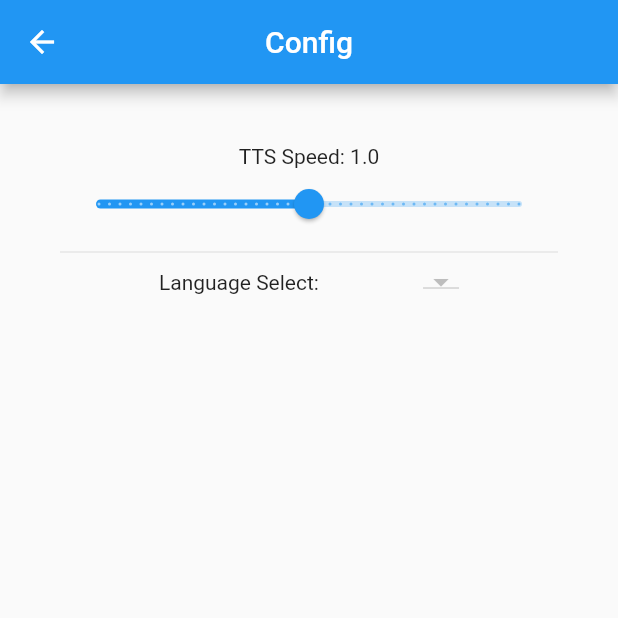
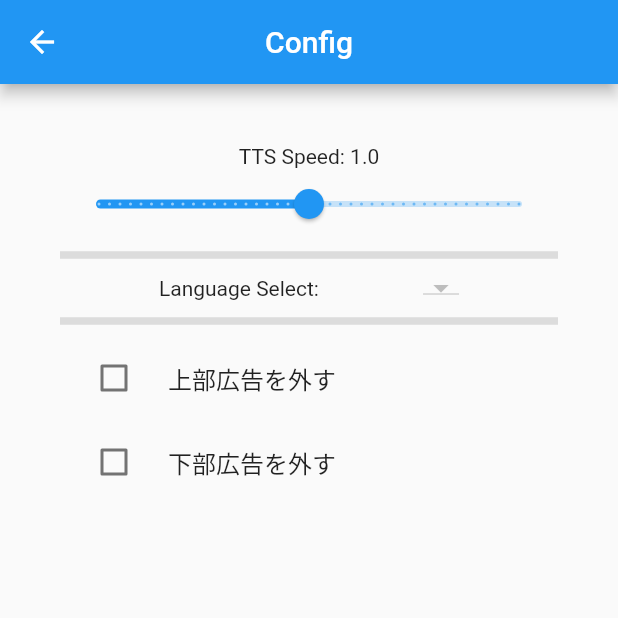
Before and after one commit to azumag/flutter-twitch-tts, a Flutter app: the screen it shows after launch, after a tap on the "settings" icon, on a phone screen of 412 x 824 dp, the top half of it. Run offline on Flutter 3.47's test engine with Material 2 defaults, Android fonts, the phone set to English and light mode, and no system bars; our stand-ins replace carousel_slider, flutter_tts, shared_preferences, webview_flutter; missing offline and left inert: admob_flutter; network calls fail.

Commit message:
fix android bug

```diff
--- a/lib/configPage.dart
+++ b/lib/configPage.dart
@@ -1,6 +1,7 @@
 import 'package:flutter/material.dart';
 import 'package:flutter_tts/flutter_tts.dart';
 import 'package:shared_preferences/shared_preferences.dart';
+import 'dart:async';
 
 class ConfigPage extends StatefulWidget {
   const ConfigPage({key}) : super(key: key);
@@ -14,6 +15,8 @@ class _ConfigPageState extends State<ConfigPage> {
   double _currentSliderValue = 1.0;
   List<dynamic> languages;
   String _languageChoice = 'ja-JP';
+  bool _disableSelfAd = false;
+  bool _disableAd = false;
 
   @override
   void initState() {
@@ -63,7 +66,12 @@ class _ConfigPageState extends State<ConfigPage> {
                   });
                 },
               ),
-              Divider(),
+              Divider(
+                height: 20,
+                thickness: 5,
+                indent: 0,
+                endIndent: 0,
+              ),
               Row(mainAxisAlignment: MainAxisAlignment.spaceEvenly, children: [
                 Text('Language Select: '),
                 FutureBuilder(
@@ -90,7 +98,35 @@ class _ConfigPageState extends State<ConfigPage> {
                         return Text('loading');
                       }
                     })
-              ])
+              ]),
+              Divider(
+                height: 20,
+                thickness: 5,
+                indent: 0,
+                endIndent: 0,
+              ),
+              CheckboxListTile(
+                activeColor: Colors.blue,
+                title: Text('上部広告を外す'),
+                controlAffinity: ListTileControlAffinity.leading,
+                value: _disableSelfAd,
+                onChanged: (value) {
+                  setState(() {
+                    this._disableSelfAd = value;
+                  });
+                },
+              ),
+              CheckboxListTile(
+                activeColor: Colors.blue,
+                title: Text('下部広告を外す'),
+                controlAffinity: ListTileControlAffinity.leading,
+                value: _disableAd,
+                onChanged: (value) {
+                  setState(() {
+                    this._disableAd = value;
+                  });
+                },
+              ),
             ],
           ),
         ));
--- a/lib/main.dart
+++ b/lib/main.dart
@@ -9,6 +9,12 @@ import 'package:web_socket_channel/io.dart';
 import 'package:webview_flutter/webview_flutter.dart';
 import 'package:shared_preferences/shared_preferences.dart';
 import 'package:admob_flutter/admob_flutter.dart';
+
+import 'package:http/http.dart' as http;
+import 'dart:convert';
+
+import 'package:url_launcher/url_launcher.dart';
+import 'package:carousel_slider/carousel_slider.dart';
 
 void main() {
   runApp(MyApp());
@@ -23,6 +29,8 @@ class MyApp extends StatelessWidget {
       theme: ThemeData(
         primarySwatch: Colors.blue,
       ),
+      darkTheme: ThemeData.dark(),
+      themeMode: ThemeMode.system,
       home: MyHomePage(title: 'Twitch TTS'),
     );
   }
@@ -52,6 +60,7 @@ class _MyHomePageState extends State<MyHomePage> {
     super.initState();
     WidgetsFlutterBinding.ensureInitialized();
     Admob.initialize();
+    flutterTts = FlutterTts();
     if (Platform.isAndroid) WebView.platform = SurfaceAndroidWebView();
     if (Platform.isIOS) _iOSSetUp();
     setState(() {
@@ -60,10 +69,15 @@ class _MyHomePageState extends State<MyHomePage> {
     this.streamController.sink.add(this.messages);
   }
 
+  Future<Map<String, dynamic>> adInitialize() async {
+    final url = Uri.http('azumag.github.io', '/ad.json');
+    var response = await http.get(url);
+    return Future.value(json.decode(response.body));
+  }
+
   void _iOSSetUp() async {
     await Admob.requestTrackingAuthorization();
 
-    flutterTts = FlutterTts();
     await flutterTts
         .setIosAudioCategory(IosTextToSpeechAudioCategory.playAndRecord, [
       IosTextToSpeechAudioCategoryOptions.allowBluetooth,
@@ -121,11 +135,15 @@ class _MyHomePageState extends State<MyHomePage> {
 
           switch (command) {
             case 'PRIVMSG':
-              // tts Speed
               final SharedPreferences prefs =
                   await SharedPreferences.getInstance();
               final ttsSpeed = prefs.getDouble('ttsSpeed') ?? 0.6;
-              await flutterTts.setSpeechRate(ttsSpeed);
+              print(ttsSpeed);
+              if (Platform.isIOS) {
+                await flutterTts.setSpeechRate(ttsSpeed);
+              } else {
+                flutterTts.setSpeechRate(ttsSpeed);
+              }
 
               RegExp exp2 = new RegExp(r'^:([^ ]+)\!');
               RegExp exp3 = new RegExp(r':(.+)');
@@ -135,8 +153,10 @@ class _MyHomePageState extends State<MyHomePage> {
                 name = match2.group(1);
                 msg = match3.group(1);
 
-                await flutterTts
+                if (Platform.isIOS) {
+                  await flutterTts
                     .setLanguage(prefs.getString('languageChoice') ?? 'ja-JP');
+                }
                 // await languageIdentification.identifyLanguage(msg);
 
                 // languageIdentification.setSuccessHandler((message) {
@@ -156,8 +176,8 @@ class _MyHomePageState extends State<MyHomePage> {
                   this.messages.insert(0, name + ': ' + msg);
                 });
                 // print(name);
-                // print(msg);
                 flutterTts.speak(name + msg);
+                print(msg);
                 // if (result == 1) setState(() => ttsState = TtsState.playing);
               }
               break;
@@ -189,9 +209,11 @@ class _MyHomePageState extends State<MyHomePage> {
 
   String getBannerAdUnitId() {
     if (Platform.isIOS) {
-      return 'ca-app-pub-3940256099942544/2934735716';
+      // return 'ca-app-pub-4857445195385762/4153361605';
+      return 'ca-app-pub-3940256099942544/2934735716'; // test
     } else if (Platform.isAndroid) {
-      return 'ca-app-pub-3940256099942544/6300978111';
+      // return 'ca-app-pub-4857445195385762/2461554721';
+      return 'ca-app-pub-3940256099942544/6300978111'; // test
     }
     return null;
   }
@@ -225,21 +247,54 @@ class _MyHomePageState extends State<MyHomePage> {
           title: Text(widget.title),
         ),
         body: Container(
-          padding: const EdgeInsets.all(20),
+          padding: const EdgeInsets.all(10),
           child: Column(children: <Widget>[
-            AdmobBanner(
-              adUnitId: getBannerAdUnitId(),
-              adSize: AdmobBannerSize.BANNER,
-              listener: (AdmobAdEvent event, Map<String, dynamic> args) {
-                handleAdEvent(event, args, 'Banner');
-              },
-              onBannerCreated: (AdmobBannerController controller) {
-                // Dispose is called automatically for you when Flutter removes the banner from the widget tree.
-                // Normally you don't need to worry about disposing this yourself, it's handled.
-                // If you need direct access to dispose, this is your guy!
-                // controller.dispose();
-              },
-            ),
+            FutureBuilder(
+                future: adInitialize(),
+                builder: (BuildContext context,
+                    AsyncSnapshot<Map<String, dynamic>> snapshot) {
+                  if (snapshot.hasData) {
+                    if (snapshot.data['ads'].length == 1) {
+                      final info = snapshot.data['ads'][0];
+                      return GestureDetector(
+                          onTap: () {
+                            launch(info['uri']);
+                          },
+                          child: Image(image: NetworkImage(info['imgURL'])));
+                    } else {
+                      return CarouselSlider(
+                          options: CarouselOptions(
+                              autoPlay: true,
+                              height: 64,
+                              autoPlayInterval: Duration(seconds: 60)),
+                          items: snapshot.data['ads']
+                              .map((info) {
+                                return Builder(
+                                  builder: (context) {
+                                    return Container(
+                                        width:
+                                            MediaQuery.of(context).size.width,
+                                        margin: EdgeInsets.symmetric(
+                                            horizontal: 5.0),
+                                        decoration: BoxDecoration(
+                                            color: Colors.transparent),
+                                        child: GestureDetector(
+                                            onTap: () {
+                                              launch(info['uri']);
+                                            },
+                                            child: Image(
+                                                image: NetworkImage(
+                                                    info['imgURL']))));
+                                  },
+                                );
+                              })
+                              .toList()
+                              .cast<Widget>());
+                    }
+                  } else {
+                    return Text('loading');
+                  }
+                }),
             Expanded(
               child: _accessToken == ''
                   ? WebView(
@@ -279,6 +334,19 @@ class _MyHomePageState extends State<MyHomePage> {
                       },
                     ),
             ),
+            AdmobBanner(
+                adUnitId: getBannerAdUnitId(),
+                adSize: AdmobBannerSize.BANNER,
+                listener: (AdmobAdEvent event, Map<String, dynamic> args) {
+                  handleAdEvent(event, args, 'Banner');
+                },
+                onBannerCreated: (AdmobBannerController controller) {
+                  // Dispose is called automatically for you when Flutter removes the banner from the widget tree.
+                  // Normally you don't need to worry about disposing this yourself, it's handled.
+                  // If you need direct access to dispose, this is your guy!
+                  // controller.dispose();
+                }),
+            Padding(padding: EdgeInsets.all(5)),
             this.streamState
                 ? Container()
                 : TextField(
@@ -320,7 +388,10 @@ class _MyHomePageState extends State<MyHomePage> {
                     tooltip: 'play',
                     child: Icon(Icons.play_arrow),
                     // child: Icon(Icons.stop),
-                  ), // This trailing comma makes auto-formatting nicer for build methods.
+                  ),
+            Padding(
+                padding: EdgeInsets.all(40),
+                child: Container(color: Colors.red))
           ],
         ));
   }
--- a/pubspec.yaml
+++ b/pubspec.yaml
@@ -29,6 +29,9 @@ dependencies:
   shared_preferences:
   flutter_language_identification:
   admob_flutter:
+  http:
+  url_launcher:
+  carousel_slider: ^3.0.0
 
 
   # The following adds the Cupertino Icons font to your application.
```
Also changed, not shown: pubspec.lock, 3 other files.
